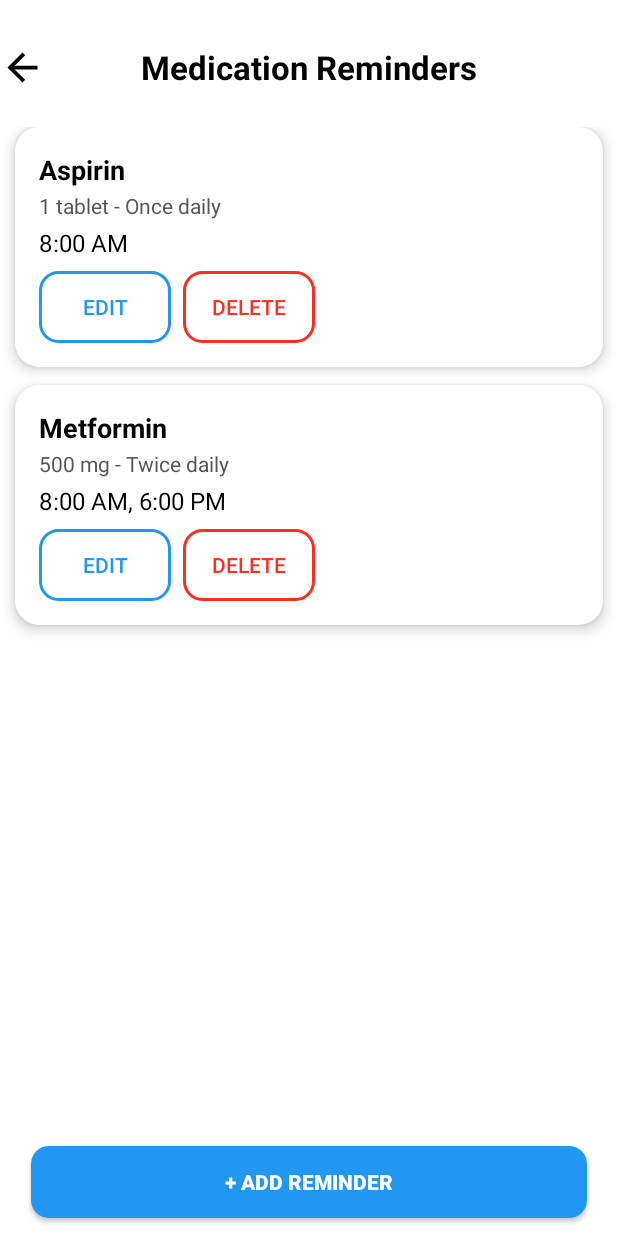
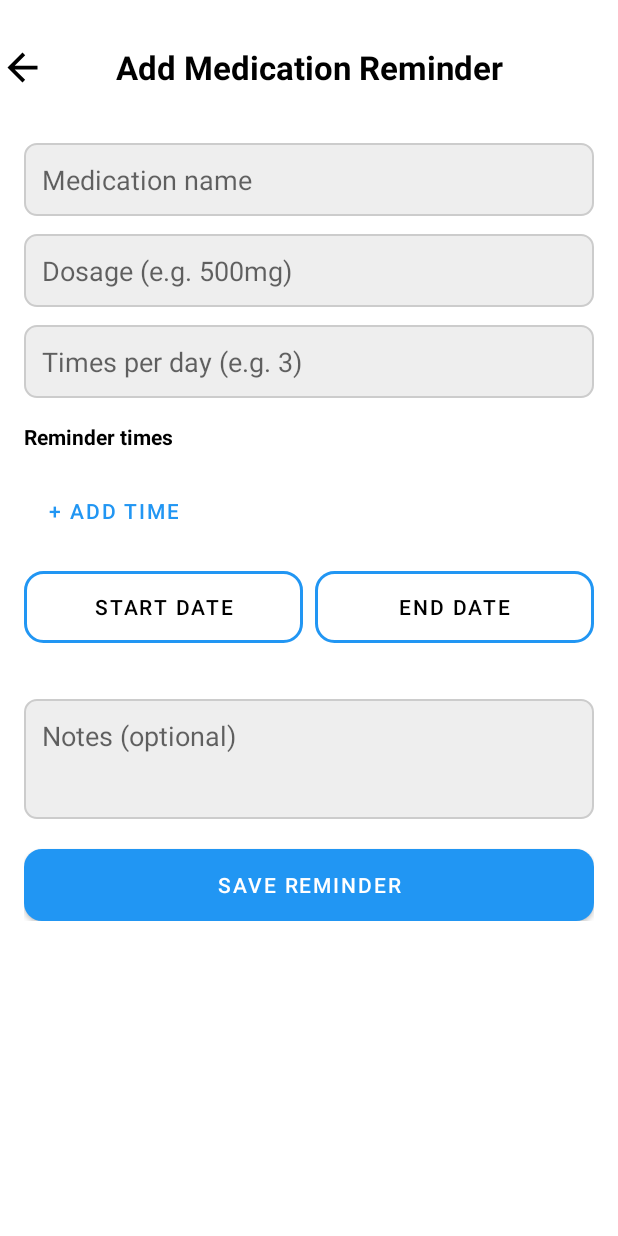
Before and after one commit to minh-luong/MedicalAppointmentBooking_App, an Android app: the MedicationReminderActivity screen opened directly, with no data from a screen before it, after a tap on "+ ADD REMINDER", on a phone screen of 412 x 824 dp. Run offline under Robolectric (Android 15) with nearby library versions, the phone set to English and light mode, and no system bars; our stand-ins replace Volley; 1 statement that could not run was skipped.

Commit message:
- Add new screen for adding medication reminder - Update the MedicationReminderActivity for loading the reminders from server
Signed-off-by: minh-luong <lvminh97@gmail.com>

```diff
--- a/app/src/main/AndroidManifest.xml
+++ b/app/src/main/AndroidManifest.xml
@@ -37,6 +37,7 @@
         <activity android:name=".activity.HospitalLocatorActivity" android:launchMode="singleTask"/>
         <activity android:name=".activity.NotificationsActivity" android:launchMode="singleTask"/>
         <activity android:name=".activity.SettingsActivity" android:launchMode="singleTask"/>
+        <activity android:name=".activity.AddMedicineReminderActivity" android:launchMode="singleTask"/>
 
         <meta-data
             android:name="com.google.android.geo.API_KEY"
--- a/app/src/main/java/com/example/medicalbooking/activity/MedicationReminderActivity.java
+++ b/app/src/main/java/com/example/medicalbooking/activity/MedicationReminderActivity.java
@@ -1,19 +1,32 @@
 package com.example.medicalbooking.activity;
 
 import android.os.Bundle;
+import android.util.Log;
+import android.view.LayoutInflater;
 import android.view.View;
 import android.widget.Button;
+import android.widget.EditText;
 import android.widget.ImageView;
 import android.widget.Toast;
 
+import androidx.appcompat.app.AlertDialog;
 import androidx.recyclerview.widget.LinearLayoutManager;
 import androidx.recyclerview.widget.RecyclerView;
 
+import com.android.volley.VolleyError;
 import com.example.medicalbooking.R;
+import com.example.medicalbooking.adapter.AppointmentAdapter;
 import com.example.medicalbooking.adapter.MedicationReminderAdapter;
+import com.example.medicalbooking.factory.Factory;
+import com.example.medicalbooking.model.Appointment;
 import com.example.medicalbooking.model.MedicationReminder;
+import com.example.medicalbooking.utils.HttpRequest;
+
+import org.json.JSONArray;
+import org.json.JSONObject;
 
 import java.util.ArrayList;
+import java.util.HashMap;
 import java.util.List;
 
 public class MedicationReminderActivity extends BaseActivity implements View.OnClickListener {
@@ -39,20 +52,69 @@ public class MedicationReminderActivity extends BaseActivity implements View.OnC
 
         reminderRecyclerView.setLayoutManager(new LinearLayoutManager(this));
 
-        // Sample data
-        reminderList = new ArrayList<>();
-        reminderList.add(new MedicationReminder("Aspirin", "1 tablet - Once daily", "8:00 AM"));
-        reminderList.add(new MedicationReminder("Metformin", "500 mg - Twice daily", "8:00 AM, 6:00 PM"));
-
-        adapter = new MedicationReminderAdapter(reminderList);
-        reminderRecyclerView.setAdapter(adapter);
+        loadMedicationReminders();
 
         addReminderButton.setOnClickListener(this);
         backArrow.setOnClickListener(this);
     }
 
-    void addReminder() {
-        Toast.makeText(this, "Add Reminder Clicked", Toast.LENGTH_SHORT).show();
+    private void loadMedicationReminders() {
+        HttpRequest httpRequest = new HttpRequest(this);
+
+        // Set headers
+        HashMap<String, String> headers = new HashMap<>();
+        headers.put("Content-Type", "application/json");
+
+        reminderList = new ArrayList<>();
+
+        httpRequest.executeJsonRequest("GET", Factory.getHostApi() + "/api/reminders/get/" + Factory.getCurrentUser().getUserId(),
+                headers, new JSONObject(), new HttpRequest.JsonRequestCallback() {
+            @Override
+            public void onResponse(int statusCode, JSONObject response) {
+                try {
+                    JSONArray jsonArray = response.getJSONArray("data");
+
+                    for (int i = 0; i < jsonArray.length(); i++) {
+                        JSONObject obj = jsonArray.getJSONObject(i);
+                        MedicationReminder reminder = new MedicationReminder(
+                                obj.getInt("reminder_id"),
+                                obj.getInt("user_id"),
+                                obj.getString("name"),
+                                obj.getString("dosage"),
+                                obj.getInt("times_per_day"),
+                                obj.getString("reminder_time"),
+                                obj.getString("start_date"),
+                                obj.getString("end_date"),
+                                obj.getString("status"),
+                                obj.getString("notes"));
+                        reminderList.add(reminder);
+                    }
+
+                    adapter = new MedicationReminderAdapter(reminderList, new MedicationReminderAdapter.OnReminderActionListener() {
+
+                        @Override
+                        public void onEditClicked(MedicationReminder reminder, int position) {
+                            // go to edit screen
+                        }
+
+                        @Override
+                        public void onDeleteClicked(MedicationReminder reminder, int position) {
+                            // show deletion pop-up
+                        }
+                    });
+                    reminderRecyclerView.setAdapter(adapter);
+                }
+                catch (Exception e) {
+                    e.printStackTrace();
+                    Toast.makeText(MedicationReminderActivity.this, "Parsing error", Toast.LENGTH_SHORT).show();
+                }
+            }
+
+            @Override
+            public void onErrorResponse(int statusCode, String response, VolleyError error) {
+                Log.e("MedicationReminderActivity", "loadMedicationReminders error(" + statusCode + ": " + error.toString());
+            }
+        });
     }
 
     @Override
@@ -62,7 +124,7 @@ public class MedicationReminderActivity extends BaseActivity implements View.OnC
             this.finish();
         }
         else if(id == R.id.addReminderButton) {
-            addReminder();
+            nextActivity(AddMedicineReminderActivity.class);
         }
     }
 }
--- /dev/null
+++ b/app/src/main/res/layout/activity_add_medicine_reminder.xml
@@ -0,0 +1,167 @@
+<?xml version="1.0" encoding="utf-8"?>
+
+<androidx.constraintlayout.widget.ConstraintLayout
+    xmlns:android="http://schemas.android.com/apk/res/android"
+    xmlns:app="http://schemas.android.com/apk/res-auto"
+    xmlns:tools="http://schemas.android.com/tools"
+    android:layout_width="match_parent"
+    android:layout_height="match_parent"
+    android:background="#FFFFFF" >
+
+    <!-- Back Arrow -->
+    <ImageView
+        android:id="@+id/backArrow"
+        android:layout_width="30dp"
+        android:layout_height="30dp"
+        android:src="@drawable/ic_arrow_back"
+        android:tint="@color/black"
+        android:contentDescription="Back"
+        app:layout_constraintTop_toTopOf="@id/titleText"
+        app:layout_constraintBottom_toBottomOf="@id/titleText"
+        app:layout_constraintStart_toStartOf="parent"
+        tools:ignore="UseAppTint" />
+
+    <!-- Title -->
+    <TextView
+        android:id="@+id/titleText"
+        android:layout_width="wrap_content"
+        android:layout_height="wrap_content"
+        android:text="Add Medication Reminder"
+        android:textSize="22sp"
+        android:textStyle="bold"
+        android:textColor="#000000"
+        app:layout_constraintTop_toTopOf="parent"
+        app:layout_constraintStart_toStartOf="parent"
+        app:layout_constraintEnd_toEndOf="parent"
+        android:layout_marginTop="30dp"/>
+
+    <ScrollView xmlns:android="http://schemas.android.com/apk/res/android"
+        xmlns:app="http://schemas.android.com/apk/res-auto"
+        android:id="@+id/form_add_reminder"
+        android:layout_width="match_parent"
+        android:layout_height="0dp"
+        app:layout_constraintStart_toStartOf="parent"
+        app:layout_constraintTop_toBottomOf="@id/titleText"
+        app:layout_constraintEnd_toEndOf="parent"
+        android:layout_marginTop="20dp"
+        android:background="#FFFFFF">
+
+        <LinearLayout
+            android:layout_width="match_parent"
+            android:layout_height="wrap_content"
+            android:orientation="vertical"
+            android:padding="16dp">
+
+            <EditText
+                android:id="@+id/nameInput"
+                android:layout_width="match_parent"
+                android:layout_height="wrap_content"
+                android:hint="Medication name"
+                android:background="@drawable/edit_text_bg"
+                android:padding="12dp"/>
+
+            <EditText
+                android:id="@+id/dosageInput"
+                android:layout_width="match_parent"
+                android:layout_height="wrap_content"
+                android:hint="Dosage (e.g. 500mg)"
+                android:background="@drawable/edit_text_bg"
+                android:padding="12dp"
+                android:layout_marginTop="12dp"/>
+
+            <EditText
+                android:id="@+id/timesPerDayInput"
+                android:layout_width="match_parent"
+                android:layout_height="wrap_content"
+                android:hint="Times per day (e.g. 3)"
+                android:inputType="number"
+                android:background="@drawable/edit_text_bg"
+                android:padding="12dp"
+                android:layout_marginTop="12dp"/>
+
+            <!-- Times section -->
+            <TextView
+                android:layout_width="wrap_content"
+                android:layout_height="wrap_content"
+                android:text="Reminder times"
+                android:textStyle="bold"
+                android:textColor="#000000"
+                android:layout_marginTop="16dp"/>
+
+            <com.google.android.material.chip.ChipGroup
+                android:id="@+id/timeChipGroup"
+                android:layout_width="match_parent"
+                android:layout_height="wrap_content"
+                app:singleLine="false"
+                app:singleSelection="false"
+                android:layout_marginTop="8dp" />
+
+            <Button
+                android:id="@+id/addTimeButton"
+                android:layout_width="wrap_content"
+                android:layout_height="wrap_content"
+                android:text="+ Add time"
+                android:background="#00000000"
+                android:textColor="@color/main_color"
+                android:layout_marginTop="8dp"/>
+
+            <!-- Dates -->
+            <LinearLayout
+                android:layout_width="match_parent"
+                android:layout_height="wrap_content"
+                android:orientation="horizontal"
+                android:layout_marginTop="16dp">
+
+                <Button
+                    android:id="@+id/startDateButton"
+                    android:layout_width="0dp"
+                    android:layout_height="wrap_content"
+                    android:layout_weight="1"
+                    android:text="Start date"
+                    android:textColor="@color/black"
+                    android:background="@drawable/button_outline_main" />
+
+                <View
+                    android:layout_width="8dp"
+                    android:layout_height="1dp"/>
+
+                <Button
+                    android:id="@+id/endDateButton"
+                    android:layout_width="0dp"
+                    android:layout_height="wrap_content"
+                    android:layout_weight="1"
+                    android:text="End date"
+                    android:textColor="@color/black"
+                    android:background="@drawable/button_outline_main" />
+            </LinearLayout>
+
+            <TextView
+                android:id="@+id/dateSummary"
+                android:layout_width="match_parent"
+                android:layout_height="wrap_content"
+                android:text=""
+                android:textColor="#555555"
+                android:layout_marginTop="6dp"/>
+
+            <EditText
+                android:id="@+id/notesInput"
+                android:layout_width="match_parent"
+                android:layout_height="wrap_content"
+                android:hint="Notes (optional)"
+                android:background="@drawable/edit_text_bg"
+                android:minHeight="80dp"
+                android:gravity="top|start"
+                android:padding="12dp"
+                android:layout_marginTop="12dp"/>
+
+            <Button
+                android:id="@+id/saveButton"
+                android:layout_width="match_parent"
+                android:layout_height="wrap_content"
+                android:text="Save Reminder"
+                android:background="@drawable/button_solid_main"
+                android:textColor="#FFFFFF"
+                android:layout_marginTop="20dp"/>
+        </LinearLayout>
+    </ScrollView>
+</androidx.constraintlayout.widget.ConstraintLayout>
--- a/app/src/main/res/values/themes.xml
+++ b/app/src/main/res/values/themes.xml
@@ -1,9 +1,16 @@
 <resources xmlns:tools="http://schemas.android.com/tools">
-    <!-- Base application theme. -->
-    <style name="Base.Theme.MedicalBooking" parent="Theme.AppCompat.Light.NoActionBar">
-        <!-- Customize your light theme here. -->
-        <!-- <item name="colorPrimary">@color/my_light_primary</item> -->
+
+    <style name="Widget.My.GlobalMaterialButton" parent="Widget.MaterialComponents.Button">
+        <item name="useMaterialThemeColors">false</item>
+        <item name="backgroundTint">@null</item>
     </style>
 
-    <style name="Theme.MedicalBooking" parent="Base.Theme.MedicalBooking" />
+
+    <style name="Theme.MedicalBooking" parent="Theme.MaterialComponents.Light.NoActionBar">
+        <item name="materialButtonStyle">@style/Widget.My.GlobalMaterialButton</item>
+
+        <!-- Color -->
+        <item name="colorPrimary">@color/main_color</item>
+    </style>
+
 </resources>
```
Also changed, not shown: app/src/main/java/com/example/medicalbooking/activity/AddMedicineReminderActivity.java (added, +215 -0 lines), app/src/main/java/com/example/medicalbooking/adapter/MedicationReminderAdapter.java (+22 -5 lines), app/src/main/java/com/example/medicalbooking/model/MedicationReminder.java (+90 -5 lines).
